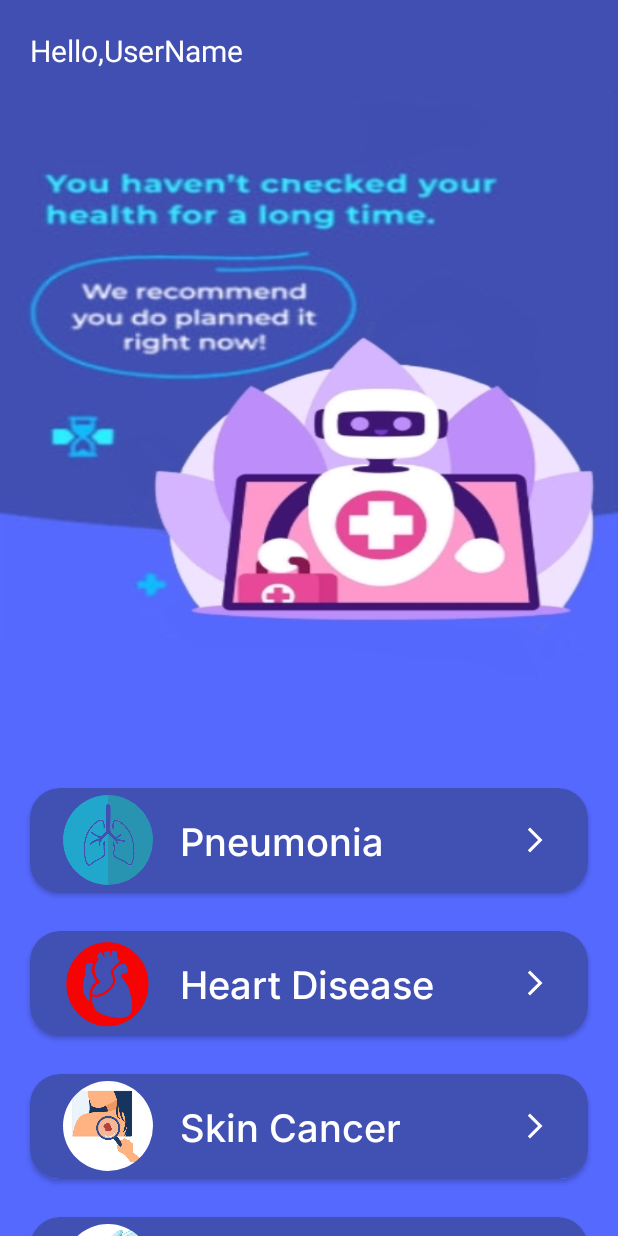
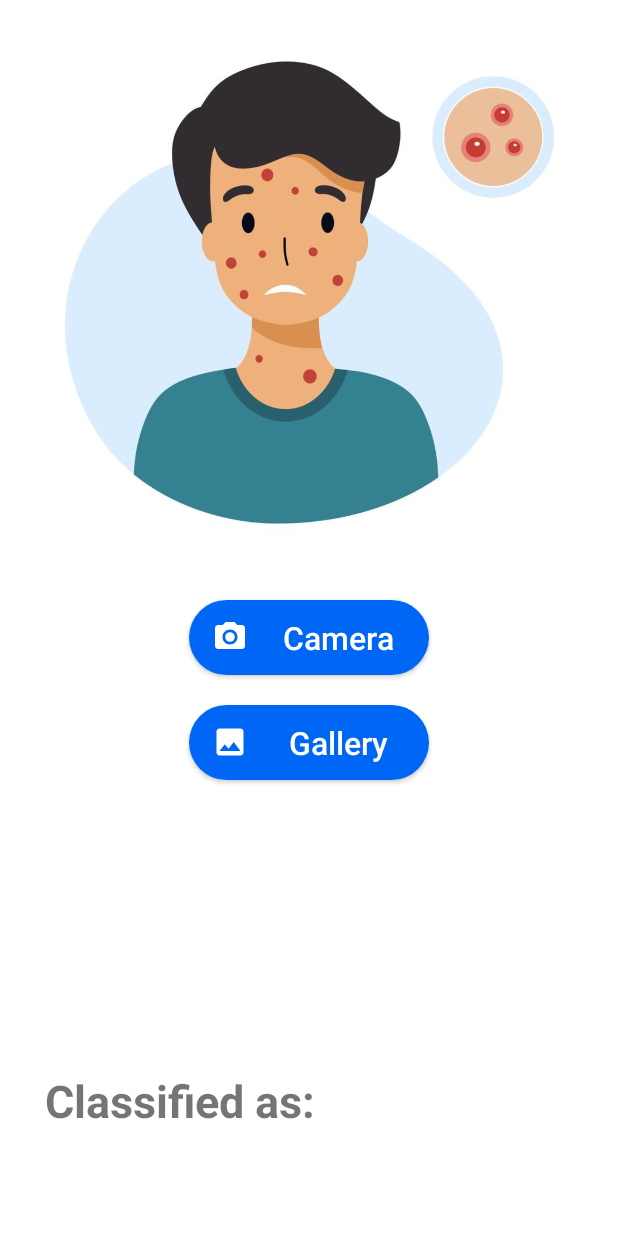
Before and after one commit to AhmedKamal71/OnlineDoctor, an Android app: the MenuScreen screen opened directly, with no data from a screen before it, after a tap on "Skin Cancer", on a phone screen of 412 x 824 dp. Run offline under Robolectric (Android 15) with nearby library versions, the phone set to English and light mode, and no system bars; libraries missing offline, so code that uses them is left out: org.tensorflow.lite; Roboto replaces fonts that are not available here; 2 other taps on this screen came first.

Commit message:
start menu button on skin cancer and use model

```diff
--- a/app/build.gradle
+++ b/app/build.gradle
@@ -26,6 +26,9 @@ android {
         sourceCompatibility JavaVersion.VERSION_1_8
         targetCompatibility JavaVersion.VERSION_1_8
     }
+    buildFeatures {
+        mlModelBinding true
+    }
 }
 
 dependencies {
@@ -33,6 +36,8 @@ dependencies {
     implementation 'androidx.appcompat:appcompat:1.6.1'
     implementation 'com.google.android.material:material:1.8.0'
     implementation 'androidx.constraintlayout:constraintlayout:2.1.4'
+    implementation 'org.tensorflow:tensorflow-lite-support:0.1.0'
+    implementation 'org.tensorflow:tensorflow-lite-metadata:0.1.0'
     testImplementation 'junit:junit:4.13.2'
     androidTestImplementation 'androidx.test.ext:junit:1.1.5'
     androidTestImplementation 'androidx.test.espresso:espresso-core:3.5.1'
--- a/app/src/main/AndroidManifest.xml
+++ b/app/src/main/AndroidManifest.xml
@@ -12,6 +12,9 @@
         android:supportsRtl="true"
         android:theme="@style/Theme.OnlineDoctor"
         tools:targetApi="31">
+        <activity
+            android:name=".SkinDetectionScreen"
+            android:exported="false" />
         <activity
             android:name=".MenuScreen"
             android:exported="false" />
--- a/app/src/main/java/com/example/onlinedoctor/MenuScreen.java
+++ b/app/src/main/java/com/example/onlinedoctor/MenuScreen.java
@@ -3,6 +3,7 @@ package com.example.onlinedoctor;
 import androidx.appcompat.app.AppCompatActivity;
 import androidx.cardview.widget.CardView;
 
+import android.content.Intent;
 import android.os.Bundle;
 import android.widget.Toast;
 
@@ -24,7 +25,7 @@ public class MenuScreen extends AppCompatActivity {
             Toast.makeText(this, "heart Screen", Toast.LENGTH_LONG).show();
         });
         skinCancer.setOnClickListener(v -> {
-            Toast.makeText(this, "Skin Cancer Screen", Toast.LENGTH_LONG).show();
+            startActivity(new Intent(MenuScreen.this , SkinDetectionScreen.class));
         });
         pneumonia.setOnClickListener(v -> {
             Toast.makeText(this, "pneumonia Screen", Toast.LENGTH_LONG).show();
--- /dev/null
+++ b/app/src/main/res/drawable/baseline_camera_alt_24.xml
@@ -0,0 +1,6 @@
+<vector android:height="24dp" android:tint="@color/white"
+    android:viewportHeight="24" android:viewportWidth="24"
+    android:width="24dp" xmlns:android="http://schemas.android.com/apk/res/android">
+    <path android:fillColor="@android:color/white" android:pathData="M12,12m-3.2,0a3.2,3.2 0,1 1,6.4 0a3.2,3.2 0,1 1,-6.4 0"/>
+    <path android:fillColor="@android:color/white" android:pathData="M9,2L7.17,4L4,4c-1.1,0 -2,0.9 -2,2v12c0,1.1 0.9,2 2,2h16c1.1,0 2,-0.9 2,-2L22,6c0,-1.1 -0.9,-2 -2,-2h-3.17L15,2L9,2zM12,17c-2.76,0 -5,-2.24 -5,-5s2.24,-5 5,-5 5,2.24 5,5 -2.24,5 -5,5z"/>
+</vector>
--- /dev/null
+++ b/app/src/main/res/drawable/baseline_photo_24.xml
@@ -0,0 +1,5 @@
+<vector android:height="24dp" android:tint="#FFFFFF"
+    android:viewportHeight="24" android:viewportWidth="24"
+    android:width="24dp" xmlns:android="http://schemas.android.com/apk/res/android">
+    <path android:fillColor="@android:color/white" android:pathData="M21,19V5c0,-1.1 -0.9,-2 -2,-2H5c-1.1,0 -2,0.9 -2,2v14c0,1.1 0.9,2 2,2h14c1.1,0 2,-0.9 2,-2zM8.5,13.5l2.5,3.01L14.5,12l4.5,6H5l3.5,-4.5z"/>
+</vector>
--- /dev/null
+++ b/app/src/main/res/layout/activity_skin_detection_screen.xml
@@ -0,0 +1,84 @@
+<?xml version="1.0" encoding="utf-8"?>
+<androidx.constraintlayout.widget.ConstraintLayout xmlns:android="http://schemas.android.com/apk/res/android"
+    xmlns:app="http://schemas.android.com/apk/res-auto"
+    xmlns:tools="http://schemas.android.com/tools"
+    android:layout_width="match_parent"
+    android:layout_height="match_parent"
+    tools:context=".SkinDetectionScreen">
+
+    <androidx.appcompat.widget.AppCompatButton
+        android:id="@+id/camera"
+        android:layout_width="160dp"
+        android:layout_height="50dp"
+        android:layout_below="@+id/gallery"
+        android:layout_centerInParent="true"
+        android:layout_marginTop="20dp"
+        android:background="@drawable/round_btn"
+        android:drawableStart="@drawable/baseline_camera_alt_24"
+        android:paddingStart="15dp"
+        android:text="Camera"
+        android:textAllCaps="false"
+        android:textColor="@color/white"
+        android:textSize="21sp"
+        app:layout_constraintEnd_toEndOf="parent"
+        app:layout_constraintStart_toStartOf="parent"
+        app:layout_constraintTop_toBottomOf="@id/imageView" />
+
+    <androidx.appcompat.widget.AppCompatButton
+        android:id="@+id/gallery"
+        android:layout_width="160dp"
+        android:layout_height="50dp"
+        android:layout_below="@+id/result"
+        android:layout_centerInParent="true"
+        android:layout_marginTop="20dp"
+        android:background="@drawable/round_btn"
+        android:drawableStart="@drawable/baseline_photo_24"
+        android:paddingStart="15dp"
+        android:text="Gallery"
+        android:textAllCaps="false"
+        android:textColor="@color/white"
+        android:textSize="21sp"
+        app:layout_constraintEnd_toEndOf="parent"
+        app:layout_constraintStart_toStartOf="parent"
+        app:layout_constraintTop_toBottomOf="@id/camera" />
+
+    <ImageView
+        android:id="@+id/imageView"
+        android:layout_width="370sp"
+        android:layout_height="370sp"
+        android:layout_centerHorizontal="true"
+        android:layout_marginTop="10sp"
+        android:src="@drawable/skin_image"
+        app:layout_constraintEnd_toEndOf="parent"
+        app:layout_constraintStart_toStartOf="parent"
+        app:layout_constraintTop_toTopOf="parent" />
+
+    <TextView
+        android:id="@+id/classified"
+        android:layout_width="wrap_content"
+        android:layout_height="wrap_content"
+        android:layout_below="@+id/imageView"
+        android:layout_centerHorizontal="true"
+        android:layout_marginStart="30dp"
+        android:layout_marginBottom="70dp"
+        android:text="Classified as:"
+        android:textSize="30sp"
+        android:textStyle="bold"
+        app:layout_constraintBottom_toBottomOf="parent"
+        app:layout_constraintStart_toStartOf="parent" />
+
+    <TextView
+        android:id="@+id/result"
+        android:layout_width="wrap_content"
+        android:layout_height="wrap_content"
+        android:layout_marginStart="15dp"
+        android:layout_marginBottom="70dp"
+        android:textColor="#C30000"
+        android:textSize="30sp"
+        android:textStyle="bold"
+        app:layout_constraintBottom_toBottomOf="parent"
+        app:layout_constraintStart_toEndOf="@id/classified"
+        tools:text="Benign" />
+
+
+</androidx.constraintlayout.widget.ConstraintLayout>
```
Also changed, not shown: app/src/main/java/com/example/onlinedoctor/SkinDetectionScreen.java (added, +134 -0 lines), app/src/main/res/layout/activity_menu_screen.xml (+45 -5 lines), app/src/main/res/drawable/heart_icon.png (deleted), app/src/main/res/drawable/heart_logo.png (added), app/src/main/res/drawable/malaria_logo.png, app/src/main/res/drawable/skin_image.png (added), app/src/main/res/drawable/skin_logo.png, 2 other files.
